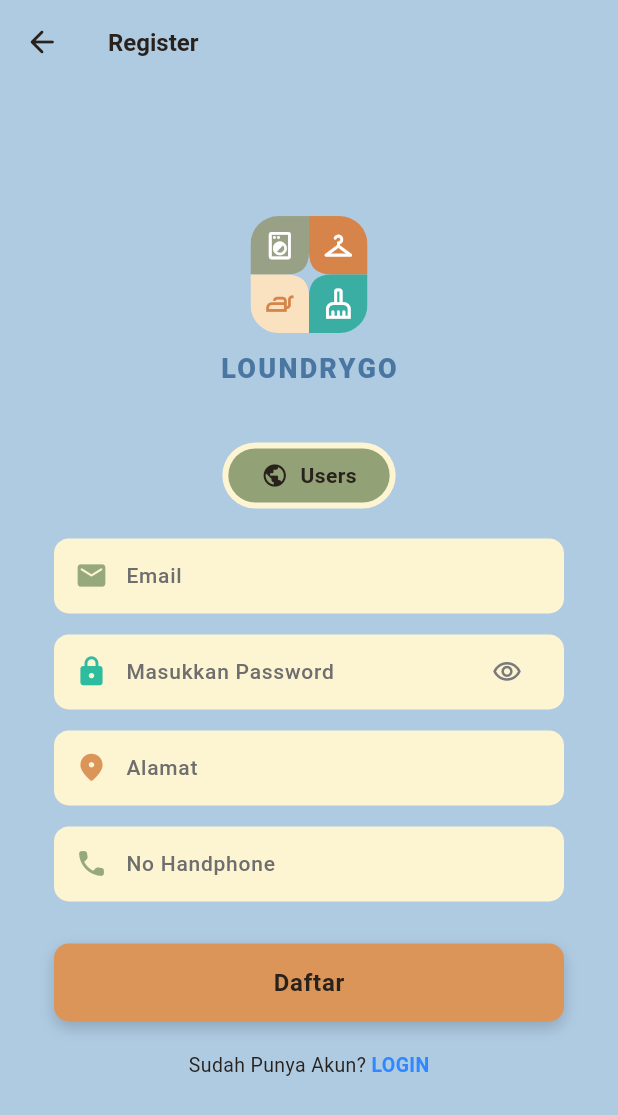
After one commit to jkevinxccc/LaundryGO, a Flutter app: the RegisterPage screen opened by its route, on a phone screen of 412 x 824 dp. The commit adds this screen. Shown: the top 1115 px of the screen. Run offline on Flutter 3.47's test engine with Material 3 defaults, Android fonts, the phone set to English and light mode, and no system bars; our stand-ins replace supabase_flutter; accounts and stored records are empty.

Commit message:
update register

```diff
--- a/lib/login.dart
+++ b/lib/login.dart
@@ -178,6 +178,34 @@ class _LoginPageState extends State<LoginPage> {
                     _buildLoginButton(),
 
                     const SizedBox(height: 20),
+
+                    // Link ke Register
+                    Row(
+                      mainAxisAlignment: MainAxisAlignment.center,
+                      children: [
+                        const Text(
+                          'Belum punya akun? ',
+                          style: TextStyle(
+                            fontSize: 13,
+                            color: AppColors.darkText,
+                          ),
+                        ),
+                        GestureDetector(
+                          onTap: () => Navigator.of(context)
+                              .pushReplacementNamed('/register'),
+                          child: const Text(
+                            'DAFTAR',
+                            style: TextStyle(
+                              fontSize: 13,
+                              fontWeight: FontWeight.bold,
+                              color: Color(0xFF2F88FF),
+                            ),
+                          ),
+                        ),
+                      ],
+                    ),
+
+                    const SizedBox(height: 20),
                   ],
                 ),
               ),
--- a/lib/main.dart
+++ b/lib/main.dart
@@ -3,6 +3,7 @@ import 'package:flutter/services.dart';
 import 'constants/app_colors.dart';
 import 'loading.dart';
 import 'login.dart';
+import 'register.dart';
 import 'User/dashboard.dart';
 import 'User/pesan_layanan.dart';
 import 'User/keranjang.dart';
@@ -48,6 +49,7 @@ class MyApp extends StatelessWidget {
       routes: {
         '/': (context) => const LoadingScreen(),
         '/login': (context) => const LoginPage(),
+        '/register': (context) => const RegisterPage(),
         '/dashboard': (context) => const MainPage(),
         '/pesan_layanan': (context) => const PesanLayananPage(),
         '/keranjang': (context) => const KeranjangPage(),
--- /dev/null
+++ b/lib/register.dart
@@ -0,0 +1,357 @@
+import 'package:flutter/material.dart';
+import 'constants/app_colors.dart';
+import 'User/app_logo.dart';
+import 'services/supabase_service.dart';
+
+class RegisterPage extends StatefulWidget {
+  const RegisterPage({super.key});
+
+  @override
+  State<RegisterPage> createState() => _RegisterPageState();
+}
+
+class _RegisterPageState extends State<RegisterPage> {
+  final TextEditingController _emailController = TextEditingController();
+  final TextEditingController _passwordController = TextEditingController();
+  final TextEditingController _alamatController = TextEditingController();
+  final TextEditingController _noHpController = TextEditingController();
+
+  bool _obscurePassword = true;
+  bool _isLoading = false;
+
+  @override
+  void dispose() {
+    _emailController.dispose();
+    _passwordController.dispose();
+    _alamatController.dispose();
+    _noHpController.dispose();
+    super.dispose();
+  }
+
+  Future<void> _handleRegister() async {
+    final email = _emailController.text.trim();
+    final password = _passwordController.text.trim();
+    final alamat = _alamatController.text.trim();
+    final noHp = _noHpController.text.trim();
+
+    if (email.isEmpty || password.isEmpty) {
+      _showSnackBar('Email dan Password wajib diisi', isError: true);
+      return;
+    }
+
+    if (!email.contains('@')) {
+      _showSnackBar('Format email tidak valid', isError: true);
+      return;
+    }
+
+    if (password.length < 6) {
+      _showSnackBar('Password minimal 6 karakter', isError: true);
+      return;
+    }
+
+    setState(() => _isLoading = true);
+
+    try {
+      await SupabaseService.register(
+        email: email,
+        password: password,
+        alamat: alamat.isEmpty ? 'Alamat Belum Diatur' : alamat,
+        noTelp: noHp.isEmpty ? '-' : noHp,
+      );
+
+      if (!mounted) return;
+
+      _showSnackBar('Akun berhasil dibuat! Silakan login.', isError: false);
+
+      Future.delayed(const Duration(milliseconds: 800), () {
+        if (!mounted) return;
+        Navigator.of(context).pushReplacementNamed('/login');
+      });
+    } catch (e) {
+      if (!mounted) return;
+      final msg = e.toString().replaceAll('Exception: ', '');
+      _showSnackBar(msg, isError: true);
+    } finally {
+      if (mounted) setState(() => _isLoading = false);
+    }
+  }
+
+  void _showSnackBar(String message, {required bool isError}) {
+    ScaffoldMessenger.of(context).showSnackBar(
+      SnackBar(
+        content: Text(
+          message,
+          style: const TextStyle(fontWeight: FontWeight.w600),
+        ),
+        backgroundColor: isError ? Colors.redAccent : AppColors.rolePillInner,
+        behavior: SnackBarBehavior.floating,
+        shape: RoundedRectangleBorder(borderRadius: BorderRadius.circular(10)),
+      ),
+    );
+  }
+
+  @override
+  Widget build(BuildContext context) {
+    return Scaffold(
+      backgroundColor: AppColors.background,
+      appBar: AppBar(
+        backgroundColor: Colors.transparent,
+        elevation: 0,
+        title: const Text(
+          'Register',
+          style: TextStyle(
+            color: AppColors.darkText,
+            fontSize: 16,
+            fontWeight: FontWeight.w600,
+          ),
+        ),
+        leading: IconButton(
+          icon: const Icon(Icons.arrow_back_rounded, color: AppColors.darkText),
+          onPressed: () => Navigator.of(context).pop(),
+        ),
+      ),
+      body: SafeArea(
+        child: Center(
+          child: SingleChildScrollView(
+            physics: const BouncingScrollPhysics(),
+            padding: const EdgeInsets.symmetric(horizontal: 36.0, vertical: 12.0),
+            child: ConstrainedBox(
+              constraints: const BoxConstraints(maxWidth: 380),
+              child: Column(
+                mainAxisAlignment: MainAxisAlignment.center,
+                crossAxisAlignment: CrossAxisAlignment.stretch,
+                children: [
+                  // ===== Logo =====
+                  const Center(
+                    child: AppLogo(size: 78, fontSize: 18),
+                  ),
+
+                  const SizedBox(height: 36),
+
+                  // ===== Role Pill (Users — hanya Users yang bisa daftar) =====
+                  Center(
+                    child: Container(
+                      decoration: BoxDecoration(
+                        color: AppColors.rolePillOuter,
+                        borderRadius: BorderRadius.circular(30),
+                      ),
+                      padding: const EdgeInsets.all(4.0),
+                      child: Container(
+                        padding: const EdgeInsets.symmetric(
+                            horizontal: 22.0, vertical: 8.0),
+                        decoration: BoxDecoration(
+                          color: AppColors.rolePillInner,
+                          borderRadius: BorderRadius.circular(26),
+                        ),
+                        child: const Row(
+                          mainAxisSize: MainAxisSize.min,
+                          children: [
+                            Icon(Icons.public, size: 18, color: AppColors.darkText),
+                            SizedBox(width: 8),
+                            Text(
+                              'Users',
+                              style: TextStyle(
+                                color: AppColors.darkText,
+                                fontSize: 14,
+                                fontWeight: FontWeight.bold,
+                              ),
+                            ),
+                          ],
+                        ),
+                      ),
+                    ),
+                  ),
+
+                  const SizedBox(height: 20),
+
+                  // ===== Email =====
+                  _buildInputField(
+                    controller: _emailController,
+                    hintText: 'Email',
+                    keyboardType: TextInputType.emailAddress,
+                    leadingIcon: Icons.email_rounded,
+                    leadingIconColor: AppColors.emailIcon,
+                  ),
+
+                  const SizedBox(height: 14),
+
+                  // ===== Password =====
+                  _buildInputField(
+                    controller: _passwordController,
+                    hintText: 'Masukkan Password',
+                    obscureText: _obscurePassword,
+                    leadingIcon: Icons.lock_rounded,
+                    leadingIconColor: AppColors.passwordIcon,
+                    suffixWidget: IconButton(
+                      icon: Icon(
+                        _obscurePassword
+                            ? Icons.visibility_outlined
+                            : Icons.visibility_off_outlined,
+                        color: const Color(0xFF7A7A7A),
+                        size: 20,
+                      ),
+                      onPressed: () =>
+                          setState(() => _obscurePassword = !_obscurePassword),
+                    ),
+                  ),
+
+                  const SizedBox(height: 14),
+
+                  // ===== Alamat =====
+                  _buildInputField(
+                    controller: _alamatController,
+                    hintText: 'Alamat',
+                    keyboardType: TextInputType.streetAddress,
+                    leadingIcon: Icons.location_on_rounded,
+                    leadingIconColor: const Color(0xFFDB9558),
+                  ),
+
+                  const SizedBox(height: 14),
+
+                  // ===== No Handphone =====
+                  _buildInputField(
+                    controller: _noHpController,
+                    hintText: 'No Handphone',
+                    keyboardType: TextInputType.phone,
+                    leadingIcon: Icons.phone_rounded,
+                    leadingIconColor: AppColors.emailIcon,
+                  ),
+
+                  const SizedBox(height: 28),
+
+                  // ===== Tombol Daftar =====
+                  _buildDaftarButton(),
+
+                  const SizedBox(height: 20),
+
+                  // ===== Link ke Login =====
+                  Row(
+                    mainAxisAlignment: MainAxisAlignment.center,
+                    children: [
+                      const Text(
+                        'Sudah Punya Akun? ',
+                        style: TextStyle(
+                          fontSize: 13,
+                          color: AppColors.darkText,
+                        ),
+                      ),
+                      GestureDetector(
+                        onTap: () =>
+                            Navigator.of(context).pushReplacementNamed('/login'),
+                        child: const Text(
+                          'LOGIN',
+                          style: TextStyle(
+                            fontSize: 13,
+                            fontWeight: FontWeight.bold,
+                            color: Color(0xFF2F88FF),
+                          ),
+                        ),
+                      ),
+                    ],
+                  ),
+
+                  const SizedBox(height: 16),
+                ],
+              ),
+            ),
+          ),
+        ),
+      ),
+    );
+  }
+
+  Widget _buildInputField({
+    required TextEditingController controller,
+    required String hintText,
+    required IconData leadingIcon,
+    required Color leadingIconColor,
+    bool obscureText = false,
+    TextInputType keyboardType = TextInputType.text,
+    Widget? suffixWidget,
+  }) {
+    return Container(
+      height: 50,
+      decoration: BoxDecoration(
+        color: AppColors.inputBg,
+        borderRadius: BorderRadius.circular(10),
+      ),
+      padding: const EdgeInsets.symmetric(horizontal: 14),
+      child: Row(
+        children: [
+          Icon(leadingIcon, color: leadingIconColor, size: 22),
+          const SizedBox(width: 12),
+          Expanded(
+            child: TextField(
+              controller: controller,
+              obscureText: obscureText,
+              keyboardType: keyboardType,
+              style: const TextStyle(
+                color: AppColors.darkText,
+                fontSize: 14,
+                fontWeight: FontWeight.w600,
+              ),
+              cursorColor: AppColors.darkText,
+              decoration: InputDecoration(
+                hintText: hintText,
+                hintStyle: const TextStyle(
+                  color: AppColors.hintText,
+                  fontSize: 14,
+                  fontWeight: FontWeight.w500,
+                ),
+                border: InputBorder.none,
+                isDense: true,
+                contentPadding: const EdgeInsets.symmetric(vertical: 12),
+              ),
+            ),
+          ),
+          if (suffixWidget != null) suffixWidget,
+        ],
+      ),
+    );
+  }
+
+  Widget _buildDaftarButton() {
+    return Container(
+      height: 52,
+      decoration: BoxDecoration(
+        color: AppColors.buttonPrimary,
+        borderRadius: BorderRadius.circular(10),
+        boxShadow: [
+          BoxShadow(
+            color: Colors.black.withValues(alpha: 0.18),
+            blurRadius: 8,
+            offset: const Offset(0, 4),
+          ),
+        ],
+      ),
+      child: Material(
+        color: Colors.transparent,
+        child: InkWell(
+          borderRadius: BorderRadius.circular(10),
+          onTap: _isLoading ? null : _handleRegister,
+          child: Center(
+            child: _isLoading
+                ? const SizedBox(
+                    width: 22,
+                    height: 22,
+                    child: CircularProgressIndicator(
+                      strokeWidth: 2.5,
+                      valueColor:
+                          AlwaysStoppedAnimation<Color>(AppColors.darkText),
+                    ),
+                  )
+                : const Text(
+                    'Daftar',
+                    style: TextStyle(
+                      color: AppColors.darkText,
+                      fontSize: 16,
+                      fontWeight: FontWeight.bold,
+                      letterSpacing: 0.5,
+                    ),
+                  ),
+          ),
+        ),
+      ),
+    );
+  }
+}
--- a/lib/services/supabase_service.dart
+++ b/lib/services/supabase_service.dart
@@ -51,6 +51,47 @@ class SupabaseService {
       }
       _initialized = true;
     }
+  }
+
+  /// Registrasi akun Users baru ke tabel Pelanggan
+  static Future<UserModel> register({
+    required String email,
+    required String password,
+    String alamat = 'Alamat Belum Diatur',
+    String noTelp = '-',
+  }) async {
+    final cleanEmail = email.trim().toLowerCase();
+    final cleanPassword = password.trim();
+
+    // Cek apakah email sudah terdaftar
+    final existing = await client
+        .from('Pelanggan')
+        .select()
+        .eq('email_user', cleanEmail)
+        .maybeSingle();
+
+    if (existing != null) {
+      throw Exception('Email sudah terdaftar. Silakan gunakan email lain atau login.');
+    }
+
+    final inserted = await client
+        .from('Pelanggan')
+        .insert({
+          'email_user': cleanEmail,
+          'pw_user': cleanPassword,
+          'alamat': alamat,
+          'no_telp': noTelp,
+        })
+        .select()
+        .single();
+
+    return UserModel(
+      id: inserted['id_pelanggan'] as int,
+      email: inserted['email_user'] as String,
+      role: 'Users',
+      alamat: inserted['alamat']?.toString(),
+      noTelp: inserted['no_telp']?.toString(),
+    );
   }
 
   /// Autentikasi Login terhubung langsung ke tabel Supabase (Pelanggan / Admin)
```
